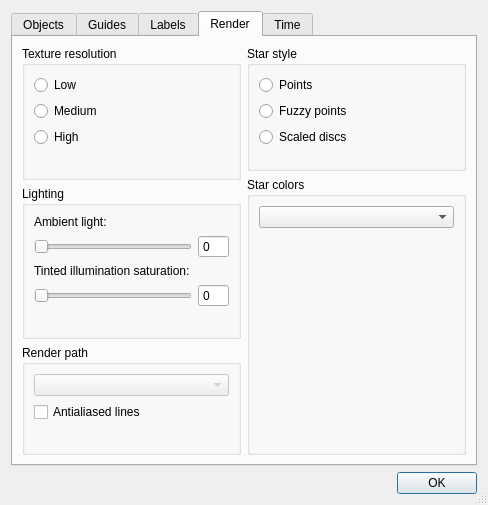
CelestiaProject/Celestia, file src/celestia/qt/preferences.ui: the form before one commit.
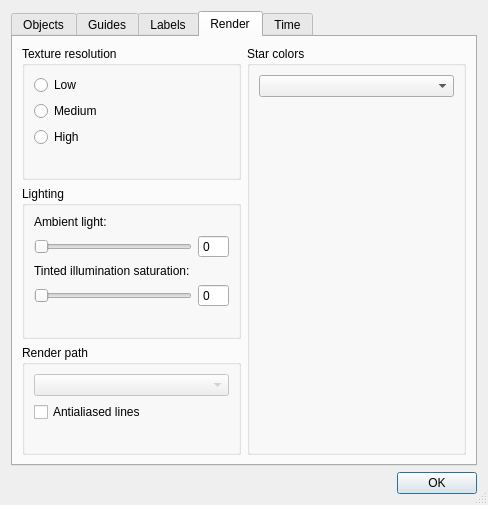
The form after the commit. The open tabs and pages were chosen to show the change.

Commit message: Delete star styles and legacy star colors, set solar whitepoint by default

```diff
--- a/src/celestia/qt/preferences.ui
+++ b/src/celestia/qt/preferences.ui
@@ -1038,52 +1038,6 @@
            </property>
           </spacer>
          </item>
-         <item>
-          <widget class="QGroupBox" name="starStyleGroupBox">
-           <property name="title">
-            <string>Star style</string>
-           </property>
-           <layout class="QVBoxLayout" name="verticalLayout_17">
-            <item>
-             <widget class="QRadioButton" name="pointStarsButton">
-              <property name="text">
-               <string>Points</string>
-              </property>
-             </widget>
-            </item>
-            <item>
-             <widget class="QRadioButton" name="fuzzyPointStarsButton">
-              <property name="text">
-               <string>Fuzzy points</string>
-              </property>
-             </widget>
-            </item>
-            <item>
-             <widget class="QRadioButton" name="scaledDiscsButton">
-              <property name="text">
-               <string>Scaled discs</string>
-              </property>
-             </widget>
-            </item>
-            <item>
-             <spacer name="verticalSpacer_15">
-              <property name="orientation">
-               <enum>Qt::Vertical</enum>
-              </property>
-              <property name="sizeType">
-               <enum>QSizePolicy::Fixed</enum>
-              </property>
-              <property name="sizeHint" stdset="0">
-               <size>
-                <width>20</width>
-                <height>12</height>
-               </size>
-              </property>
-             </spacer>
-            </item>
-           </layout>
-          </widget>
-         </item>
          <item>
           <widget class="QGroupBox" name="starColorGroupBox">
            <property name="title">
@@ -1101,7 +1055,7 @@
               <property name="sizeHint" stdset="0">
                <size>
                 <width>20</width>
-                <height>40</height>
+                <height>30</height>
                </size>
               </property>
              </spacer>
```
The commit also changes 32 other files.
